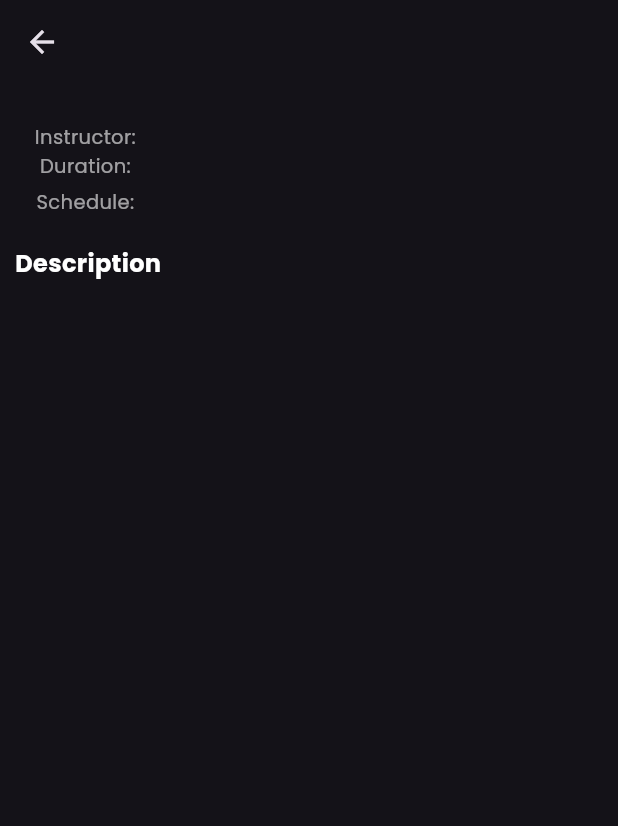
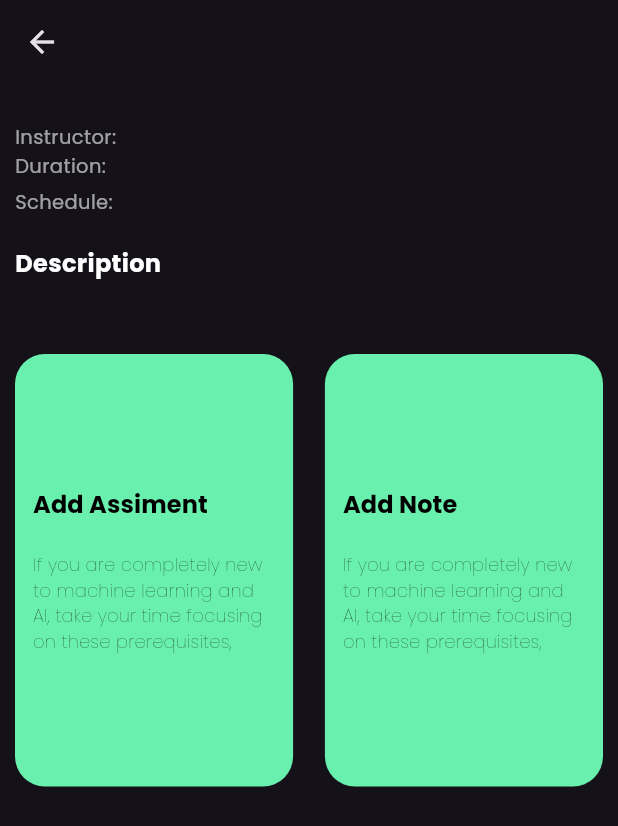
Before and after one commit to PrabuddaKumara/Study_Panner01, a Flutter app: the SingleCourse screen opened directly with empty values, on a phone screen of 412 x 824 dp. Shown: the top 826 px of the screen. Run offline on Flutter 3.47's test engine with Material 3 defaults, Android fonts, the phone set to English and light mode, and no system bars; our stand-ins replace cloud_firestore, firebase_core, go_router, google_fonts; accounts and stored records are empty.

Commit message:
add assiment and add notes

```diff
--- a/lib/pages/main/home_page.dart
+++ b/lib/pages/main/home_page.dart
@@ -29,7 +29,6 @@ class HomePage extends StatelessWidget {
                 ],
               ),
               SizedBox(height: 20),
-
               Text(
                 'Courses',
                 style: TextStyle(
@@ -89,7 +88,9 @@ class HomePage extends StatelessWidget {
                               ),
                             ),
                             onTap: () {
-                              GoRouter.of(context).push("/single-course",extra: course);
+                              GoRouter.of(
+                                context,
+                              ).push("/single-course", extra: course);
                             },
                           ),
                         );
--- a/lib/pages/single-course.dart
+++ b/lib/pages/single-course.dart
@@ -1,4 +1,5 @@
 import 'package:c01/models/add-course-model.dart';
+import 'package:c01/utils/colors.dart';
 import 'package:flutter/material.dart';
 
 class SingleCourse extends StatelessWidget {
@@ -14,6 +15,7 @@ class SingleCourse extends StatelessWidget {
         padding: const EdgeInsets.symmetric(horizontal: 10),
         child: SingleChildScrollView(
           child: Column(
+            crossAxisAlignment: CrossAxisAlignment.start,
             children: [
               Text(
                 course.name,
@@ -50,8 +52,82 @@ class SingleCourse extends StatelessWidget {
                 course.description,
                 style: const TextStyle(fontSize: 13, color: Colors.white60),
               ),
-              const SizedBox(height: 10),
+              const SizedBox(height: 20),
 
+              Row(
+                mainAxisAlignment: MainAxisAlignment.spaceBetween,
+                children: [
+                  Container(
+                    width: MediaQuery.of(context).size.width * 0.45,
+                    height: MediaQuery.of(context).size.height * 0.35,
+                    decoration: BoxDecoration(
+                      borderRadius: BorderRadius.circular(20),
+                      color: greenPrimarycolor,
+                    ),
+                    child: TextButton(
+                      onPressed: () {},
+                      child: Column(
+                        mainAxisAlignment: MainAxisAlignment.center,
+                        crossAxisAlignment: CrossAxisAlignment.start,
+                        children: [
+                          Text(
+                            "Add Assiment",
+                            style: TextStyle(
+                              color: Colors.black,
+                              fontSize: 16,
+                              fontWeight: FontWeight.bold,
+                            ),
+                          ),
+                          SizedBox(height: 20),
+                          Text(
+                            "If you are completely new to machine learning and AI, take your time focusing on these prerequisites, ",
+                            style: TextStyle(
+                              color: Colors.black,
+                              fontSize: 12,
+                              fontWeight: FontWeight.w200,
+                            ),
+                          ),
+                        ],
+                      ),
+                    ),
+                  ),
+
+                  Container(
+                    width: MediaQuery.of(context).size.width * 0.45,
+                    height: MediaQuery.of(context).size.height * 0.35,
+                    decoration: BoxDecoration(
+                      borderRadius: BorderRadius.circular(20),
+                      color: greenPrimarycolor,
+                    ),
+                    child: TextButton(
+                      onPressed: () {},
+                      child: Column(
+                        mainAxisAlignment: MainAxisAlignment.center,
+                        crossAxisAlignment: CrossAxisAlignment.start,
+                        children: [
+                          Text(
+                            "Add Note",
+                            style: TextStyle(
+                              color: Colors.black,
+                              fontSize: 16,
+                              fontWeight: FontWeight.bold,
+                            ),
+                          ),
+                          SizedBox(height: 20),
+                          Text(
+                            "If you are completely new to machine learning and AI, take your time focusing on these prerequisites, ",
+                            style: TextStyle(
+                              color: Colors.black,
+                              fontSize: 12,
+                              fontWeight: FontWeight.w200,
+                            ),
+                          ),
+                        ],
+                      ),
+                    ),
+                  ),
+                ],
+              ),
             ],
           ),
         ),
```
